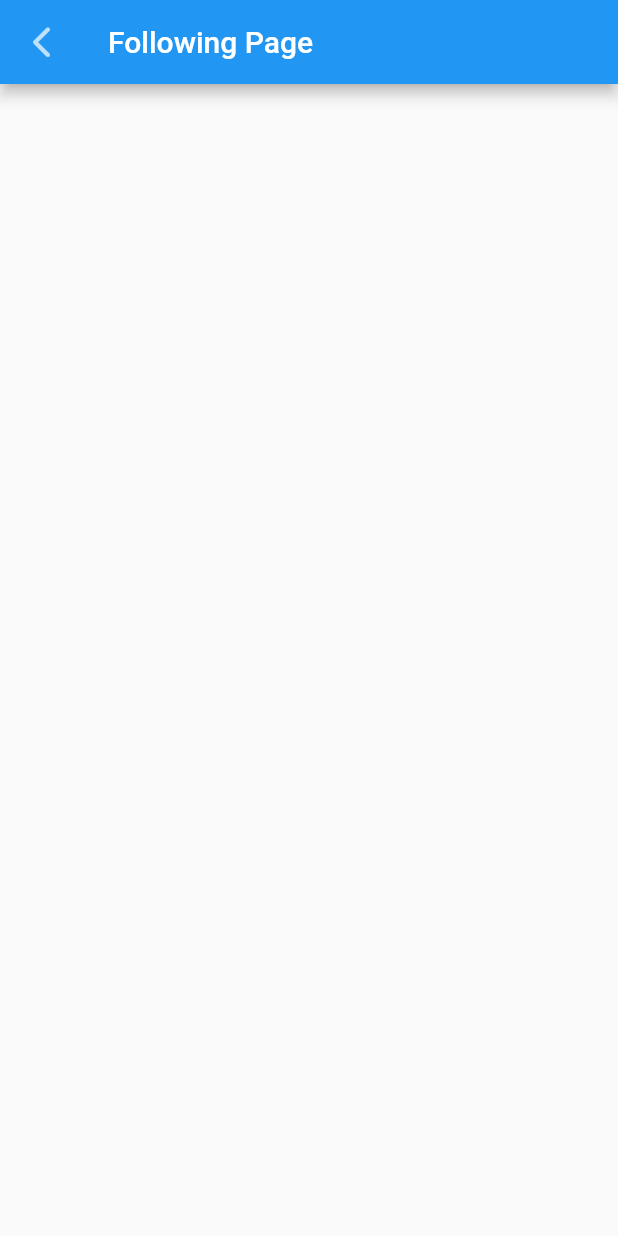
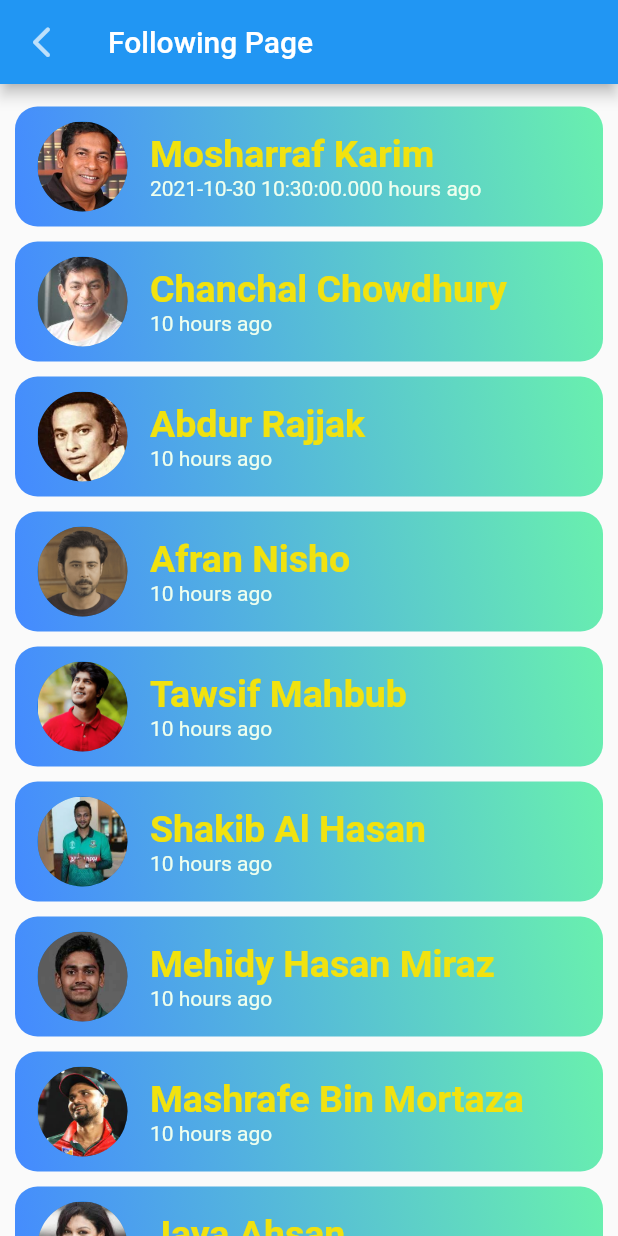
Before and after one commit to arman-arif/learing_flutter_and_dart, a Flutter app: the FollowingPage screen opened directly, on a phone screen of 412 x 824 dp. Run offline on Flutter 3.47's test engine with Material 2 defaults, Android fonts, the phone set to English and light mode, and no system bars.

Commit message:
following page complete

```diff
--- a/flutter_projects/second_app/lib/following_page.dart
+++ b/flutter_projects/second_app/lib/following_page.dart
@@ -1,7 +1,60 @@
 import 'package:flutter/material.dart';
 import 'package:flutter/cupertino.dart';
 import 'package:second_app/profile_page.dart';
+import 'package:second_app/models/models.dart';
 
+List<FollowingModel> followingModel = [
+  FollowingModel(
+    username: 'Mosharraf Karim',
+    profileImageUrl: 'images/user_images/user_1.jpg',
+    date: DateTime.now().toString(),
+  ),
+  FollowingModel(
+    username: 'Chanchal Chowdhury',
+    profileImageUrl: 'images/user_images/user_2.jpg',
+    date: DateTime.now().hour.toString(),
+  ),
+  FollowingModel(
+    username: 'Abdur Rajjak',
+    profileImageUrl: 'images/user_images/user_3.jpg',
+    date: DateTime.now().hour.toString(),
+  ),
+  FollowingModel(
+    username: 'Afran Nisho',
+    profileImageUrl: 'images/user_images/user_4.jpg',
+    date: DateTime.now().hour.toString(),
+  ),
+  FollowingModel(
+    username: 'Tawsif Mahbub',
+    profileImageUrl: 'images/user_images/user_5.jpg',
+    date: DateTime.now().hour.toString(),
+  ),
+  FollowingModel(
+    username: 'Shakib Al Hasan',
+    profileImageUrl: 'images/user_images/user_6.jpg',
+    date: DateTime.now().hour.toString(),
+  ),
+  FollowingModel(
+    username: 'Mehidy Hasan Miraz',
+    profileImageUrl: 'images/user_images/user_7.jpg',
+    date: DateTime.now().hour.toString(),
+  ),
+  FollowingModel(
+    username: 'Mashrafe Bin Mortaza',
+    profileImageUrl: 'images/user_images/user_8.jpg',
+    date: DateTime.now().hour.toString(),
+  ),
+  FollowingModel(
+    username: 'Jaya Ahsan',
+    profileImageUrl: 'images/user_images/user_9.jpg',
+    date: DateTime.now().hour.toString(),
+  ),
+  FollowingModel(
+    username: 'Mushfiqur Rahim',
+    profileImageUrl: 'images/user_images/user_10.jpg',
+    date: DateTime.now().hour.toString(),
+  ),
+];
 
 class FollowingPage extends StatefulWidget {
   const FollowingPage({Key key}) : super(key: key);
@@ -31,6 +84,60 @@ class _FollowingPageState extends State<FollowingPage> {
           color: Colors.white70,
         ),
       ),
+      body: Container(
+        child: ListView.builder(
+          padding: EdgeInsets.symmetric(horizontal: 10, vertical: 15),
+          itemCount: followingModel.length,
+          itemBuilder: (BuildContext context, int index) => Container(
+            padding: EdgeInsets.symmetric(horizontal: 15, vertical: 10),
+            margin: EdgeInsets.only(bottom: 10),
+            decoration: BoxDecoration(
+                borderRadius: BorderRadius.circular(15),
+                gradient: LinearGradient(
+                    begin: Alignment.topRight,
+                    end: Alignment.bottomLeft,
+                    colors: [
+                      // Colors.orangeAccent,
+                      Colors.greenAccent,
+                      Colors.blueAccent
+                    ])),
+            child: Row(
+              children: [
+                CircleAvatar(
+                  backgroundImage: AssetImage(
+                    followingModel[index].profileImageUrl,
+                  ),
+                  radius: 30,
+                ),
+                Padding(
+                  padding: const EdgeInsets.only(left: 15),
+                  child: Column(
+                    crossAxisAlignment: CrossAxisAlignment.start,
+                    mainAxisAlignment: MainAxisAlignment.spaceBetween,
+                    children: [
+                      Text(
+                        followingModel[index].username,
+                        style: TextStyle(
+                          color: Color.fromRGBO(241, 226, 15, 1.0),
+                          fontSize: 25,
+                          fontWeight: FontWeight.w700,
+                        ),
+                      ),
+                      Text(
+                        followingModel[index].date + " hours ago",
+                        textAlign: TextAlign.left,
+                        style: TextStyle(
+                          color: Color(0xffeeffee),
+                        ),
+                      ),
+                    ],
+                  ),
+                )
+              ],
+            ),
+          ),
+        ),
+      ),
     );
   }
 }
```
